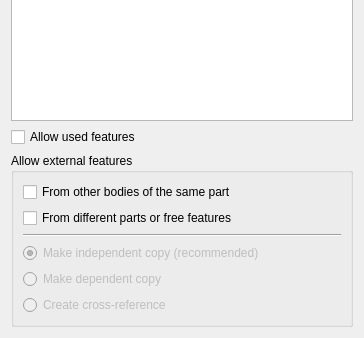
Above: src/Mod/PartDesign/Gui/TaskFeaturePick.ui from southseact-3d/fcd before the change; both pictures show x 0 to 364 and y 149 to 487 of the 364 by 487 pixel window. Below: the same form after it.
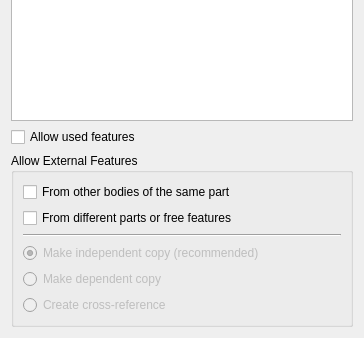
That is the form after the change.

```diff
--- a/src/Mod/PartDesign/Gui/TaskFeaturePick.ui
+++ b/src/Mod/PartDesign/Gui/TaskFeaturePick.ui
@@ -27,7 +27,7 @@
    <item>
     <widget class="QGroupBox" name="checkExternal">
      <property name="title">
-      <string>Allow external features</string>
+      <string>Allow External Features</string>
      </property>
      <property name="checkable">
       <bool>false</bool>
```
